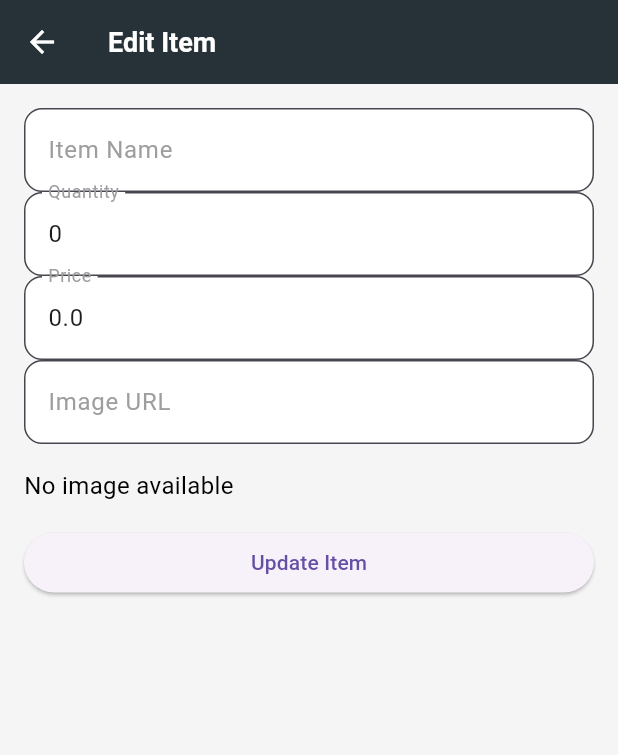
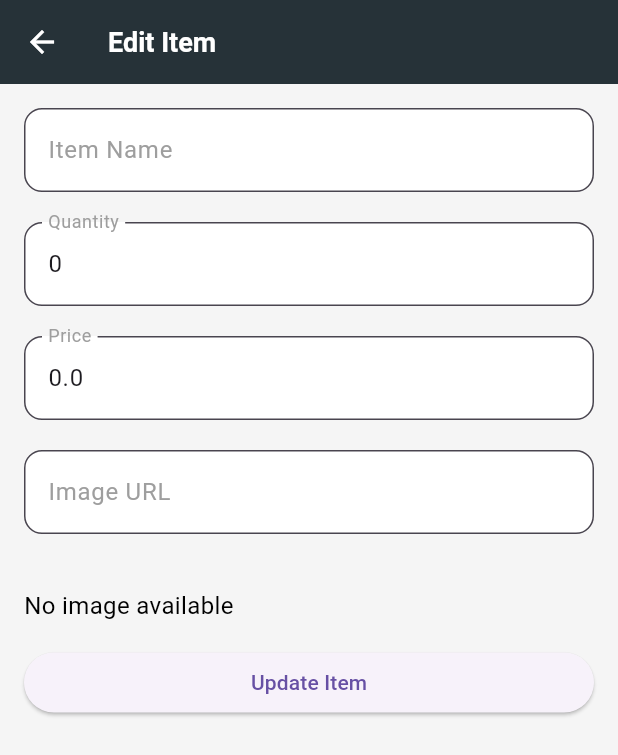
Before and after one commit to blobloppy/flutter-ecommerce-2role-app, a Flutter app: the EditItemScreen screen opened directly with empty values, on a phone screen of 412 x 824 dp. Shown: the top 755 px of the screen. Run offline on Flutter 3.47's test engine with Material 3 defaults, Android fonts, the light colour scheme and no system bars; our stand-ins replace cloud_firestore, firebase_auth, firebase_core; accounts and stored records are empty.

Commit message:
more redesign

```diff
--- a/lib/pages/edit_products.dart
+++ b/lib/pages/edit_products.dart
@@ -60,12 +60,18 @@ class _EditItemScreenState extends State<EditItemScreen> {
                 validator: (value) =>
                     value!.isEmpty ? "Please enter an item name" : null,
               ),
+              SizedBox(
+                height: 20,
+              ),
               TextFormField(
                 controller: quantityController,
                 keyboardType: TextInputType.number,
                 decoration: const InputDecoration(labelText: "Quantity"),
                 validator: (value) =>
                     value!.isEmpty ? "Please enter a quantity" : null,
+              ),
+              SizedBox(
+                height: 20,
               ),
               TextFormField(
                 controller: priceController,
@@ -74,17 +80,23 @@ class _EditItemScreenState extends State<EditItemScreen> {
                 validator: (value) =>
                     value!.isEmpty ? "Please enter a price" : null,
               ),
+              SizedBox(
+                height: 20,
+              ),
               TextFormField(
                 controller: imageUrlController,
                 decoration: const InputDecoration(labelText: "Image URL"),
                 validator: (value) =>
                     value!.isEmpty ? "Please enter an image URL" : null,
               ),
+              SizedBox(
+                height: 20,
+              ),
               const SizedBox(height: 16),
               imageUrlController.text.isNotEmpty
                   ? Image.network(
                       imageUrlController.text,
-                      height: 200,
+                      height: 500,
                       fit: BoxFit.cover,
                     )
                   : const Text("No image available"),
```
Also changed, not shown: lib/pages/add_products.dart (+12 -0 lines).
